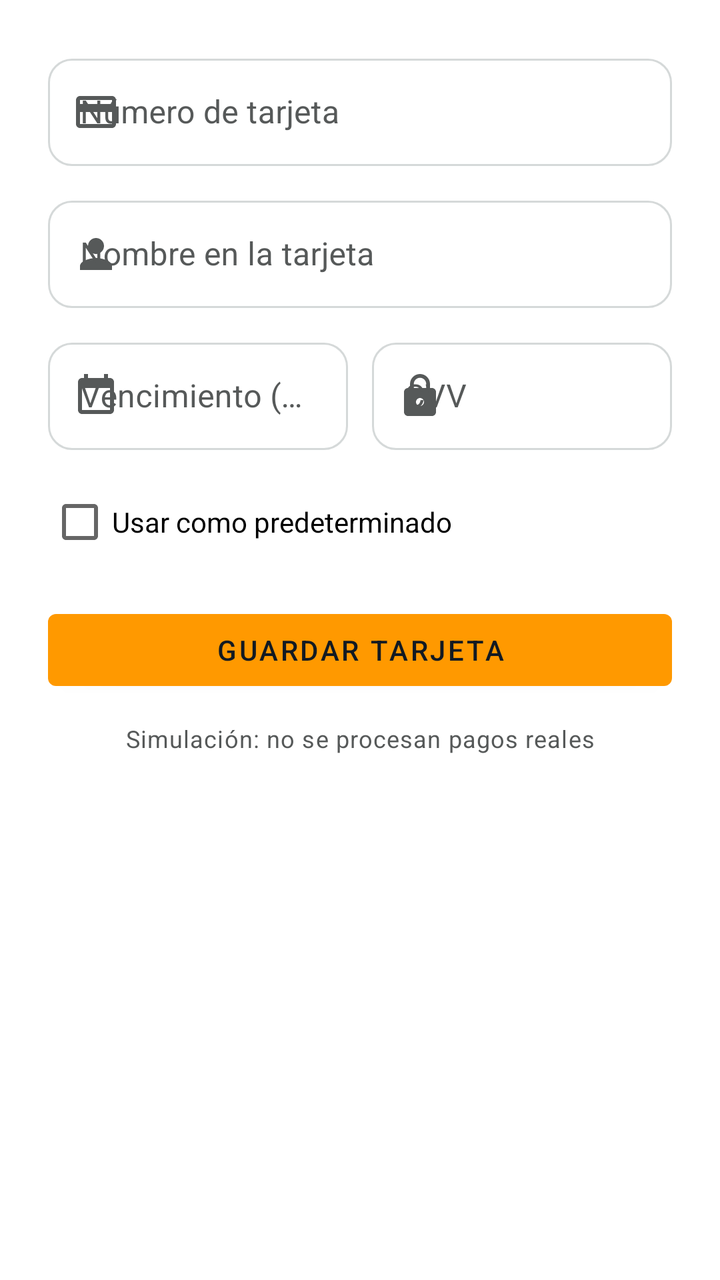
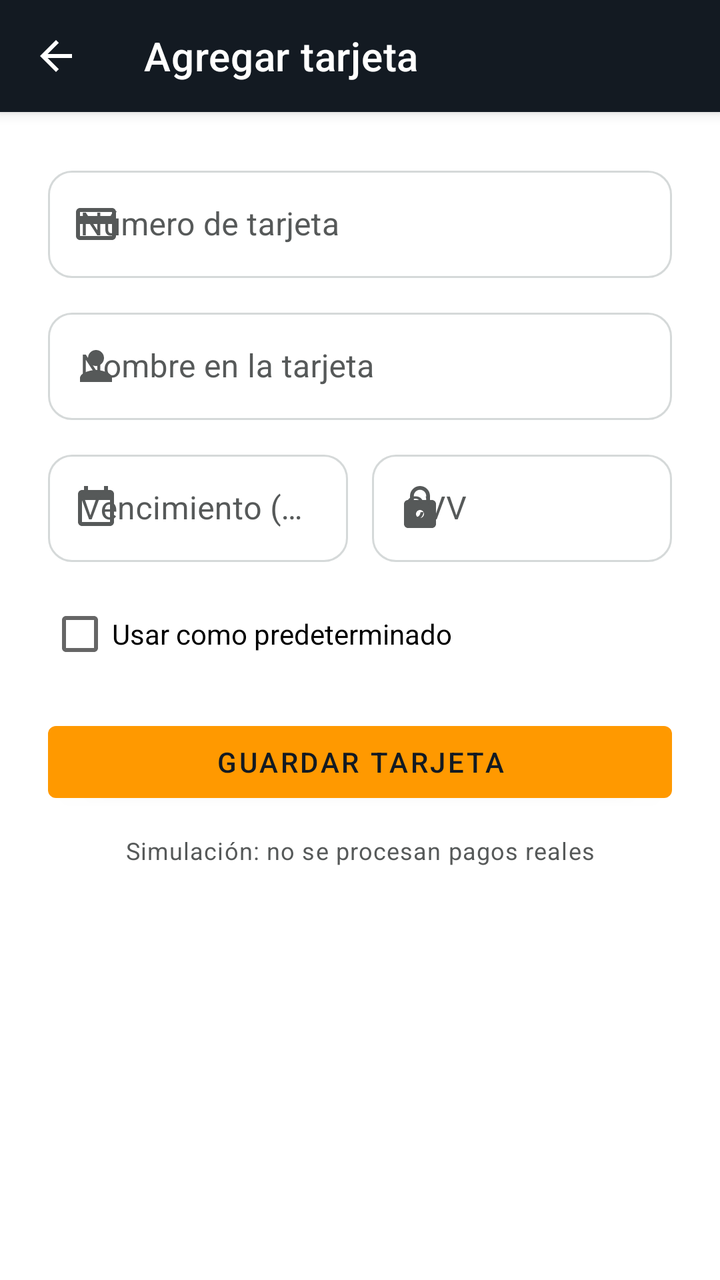

Screens rendered from an Android XML layout before and after an edit, with the pre-edit source and the edit as a unified diff.
<!-- AndroidManifest.xml: application theme Theme.Reboot -->
<!-- res/layout/fragment_agregar_tarjeta.xml -->
<?xml version="1.0" encoding="utf-8"?>
<androidx.core.widget.NestedScrollView xmlns:android="http://schemas.android.com/apk/res/android"
    xmlns:app="http://schemas.android.com/apk/res-auto"
    android:layout_width="match_parent"
    android:layout_height="match_parent"
    android:background="@color/reboot_fondo">

    <androidx.constraintlayout.widget.ConstraintLayout
        android:layout_width="match_parent"
        android:layout_height="wrap_content"
        android:padding="24dp">

        <com.google.android.material.textfield.TextInputLayout
            android:id="@+id/contenedorNumero"
            style="@style/Widget.Reboot.TextInputLayout.OutlinedBox"
            android:layout_width="match_parent"
            android:layout_height="wrap_content"
            android:hint="@string/metodos_pago_campo_numero"
            app:startIconDrawable="@drawable/ic_credit_card"
            app:layout_constraintTop_toTopOf="parent">

            <com.google.android.material.textfield.TextInputEditText
                android:id="@+id/campoNumero"
                android:layout_width="match_parent"
                android:layout_height="wrap_content"
                android:paddingTop="16dp"
                android:paddingBottom="16dp"
                android:inputType="number"
                android:maxLength="16" />
        </com.google.android.material.textfield.TextInputLayout>

        <com.google.android.material.textfield.TextInputLayout
            android:id="@+id/contenedorNombreTarjeta"
            style="@style/Widget.Reboot.TextInputLayout.OutlinedBox"
            android:layout_width="match_parent"
            android:layout_height="wrap_content"
            android:layout_marginTop="12dp"
            android:hint="@string/metodos_pago_campo_nombre_tarjeta"
            app:startIconDrawable="@drawable/ic_person"
            app:layout_constraintTop_toBottomOf="@id/contenedorNumero">

            <com.google.android.material.textfield.TextInputEditText
                android:id="@+id/campoNombreTarjeta"
                android:layout_width="match_parent"
                android:layout_height="wrap_content"
                android:paddingTop="16dp"
                android:paddingBottom="16dp"
                android:inputType="textPersonName|textCapWords" />
        </com.google.android.material.textfield.TextInputLayout>

        <com.google.android.material.textfield.TextInputLayout
            android:id="@+id/contenedorVencimiento"
            style="@style/Widget.Reboot.TextInputLayout.OutlinedBox"
            android:layout_width="0dp"
            android:layout_height="wrap_content"
            android:layout_marginTop="12dp"
            android:hint="@string/metodos_pago_campo_vencimiento"
            app:startIconDrawable="@drawable/ic_calendar"
            app:layout_constraintEnd_toStartOf="@id/contenedorCvv"
            app:layout_constraintStart_toStartOf="parent"
            app:layout_constraintTop_toBottomOf="@id/contenedorNombreTarjeta">

            <com.google.android.material.textfield.TextInputEditText
                android:id="@+id/campoVencimiento"
                android:layout_width="match_parent"
                android:layout_height="wrap_content"
                android:paddingTop="16dp"
                android:paddingBottom="16dp"
                android:inputType="text"
                android:maxLength="5" />
        </com.google.android.material.textfield.TextInputLayout>

        <com.google.android.material.textfield.TextInputLayout
            android:id="@+id/contenedorCvv"
            style="@style/Widget.Reboot.TextInputLayout.OutlinedBox"
            android:layout_width="0dp"
            android:layout_height="wrap_content"
            android:layout_marginStart="12dp"
            android:layout_marginTop="12dp"
            android:hint="@string/pago_cvv"
            app:startIconDrawable="@drawable/ic_lock"
            app:layout_constraintEnd_toEndOf="parent"
            app:layout_constraintStart_toEndOf="@id/contenedorVencimiento"
            app:layout_constraintTop_toBottomOf="@id/contenedorNombreTarjeta">

            <com.google.android.material.textfield.TextInputEditText
                android:id="@+id/campoCvv"
                android:layout_width="match_parent"
                android:layout_height="wrap_content"
                android:paddingTop="16dp"
                android:paddingBottom="16dp"
                android:inputType="numberPassword"
                android:maxLength="3" />
        </com.google.android.material.textfield.TextInputLayout>

        <CheckBox
            android:id="@+id/casillaPredeterminado"
            android:layout_width="match_parent"
            android:layout_height="wrap_content"
            android:layout_marginTop="12dp"
            android:text="@string/metodos_pago_campo_predeterminado"
            app:layout_constraintTop_toBottomOf="@id/contenedorVencimiento" />

        <ProgressBar
            android:id="@+id/indicadorCarga"
            android:layout_width="wrap_content"
            android:layout_height="wrap_content"
            android:layout_marginTop="12dp"
            android:visibility="gone"
            app:layout_constraintEnd_toEndOf="parent"
            app:layout_constraintStart_toStartOf="parent"
            app:layout_constraintTop_toBottomOf="@id/casillaPredeterminado" />

        <com.google.android.material.button.MaterialButton
            android:id="@+id/botonGuardar"
            style="@style/Widget.Reboot.Boton"
            android:layout_width="match_parent"
            android:layout_height="wrap_content"
            android:layout_marginTop="16dp"
            android:text="@string/metodos_pago_boton_guardar"
            app:layout_constraintTop_toBottomOf="@id/indicadorCarga" />

        <TextView
            android:id="@+id/textoSimulacion"
            android:layout_width="match_parent"
            android:layout_height="wrap_content"
            android:layout_marginTop="12dp"
            android:gravity="center"
            android:text="@string/metodos_pago_footer_simulacion"
            android:textAppearance="@style/TextAppearance.Reboot.Cuerpo"
            android:textSize="12sp"
            app:layout_constraintTop_toBottomOf="@id/botonGuardar" />

    </androidx.constraintlayout.widget.ConstraintLayout>
</androidx.core.widget.NestedScrollView>
<!-- resources referenced by this layout -->
<resources>
  <color name="reboot_fondo">#FFFFFF</color>
  <!-- drawable ic_calendar (drawable) -->
  <vector xmlns:android="http://schemas.android.com/apk/res/android"
      android:width="24dp"
      android:height="24dp"
      android:viewportWidth="24"
      android:viewportHeight="24">
      <path
          android:fillColor="#FF000000"
          android:pathData="M19,3h-1V1h-2v2H8V1H6v2H5c-1.11,0 -1.99,0.9 -1.99,2L3,19c0,1.1 0.89,2 2,2h14c1.1,0 2,-0.9 2,-2V5c0,-1.1 -0.9,-2 -2,-2zm0,16H5V8h14v11z" />
  </vector>
  <!-- drawable ic_credit_card (drawable) -->
  <vector xmlns:android="http://schemas.android.com/apk/res/android"
      android:width="24dp"
      android:height="24dp"
      android:viewportWidth="24"
      android:viewportHeight="24">
      <path
          android:fillColor="#FF000000"
          android:pathData="M20,4H4c-1.11,0 -1.99,0.89 -1.99,2L2,18c0,1.11 0.89,2 2,2h16c1.11,0 2,-0.89 2,-2V6c0,-1.11 -0.89,-2 -2,-2zm0,14H4v-6h16v6zm0,-10H4V6h16v2z" />
  </vector>
  <!-- drawable ic_person (drawable) -->
  <vector xmlns:android="http://schemas.android.com/apk/res/android"
      android:width="24dp"
      android:height="24dp"
      android:viewportWidth="24"
      android:viewportHeight="24">
      <path
          android:fillColor="#FF000000"
          android:pathData="M12,12c2.21,0 4,-1.79 4,-4s-1.79,-4 -4,-4 -4,1.79 -4,4 1.79,4 4,4zM12,14c-2.67,0 -8,1.34 -8,4v2h16v-2c0,-2.66 -5.33,-4 -8,-4z" />
  </vector>
  <string name="metodos_pago_boton_guardar">Guardar tarjeta</string>
  <string name="metodos_pago_campo_nombre_tarjeta">Nombre en la tarjeta</string>
  <string name="metodos_pago_campo_numero">Número de tarjeta</string>
  <string name="metodos_pago_campo_predeterminado">Usar como predeterminado</string>
  <string name="metodos_pago_campo_vencimiento">Vencimiento (MM/AA)</string>
  <string name="metodos_pago_footer_simulacion">Simulación: no se procesan pagos reales</string>
  <string name="pago_cvv">CVV</string>
  <style name="TextAppearance.Reboot.Cuerpo" parent="TextAppearance.MaterialComponents.Body1">
          <item name="android:textColor">@color/reboot_texto_secundario</item>
      </style>
  <style name="Widget.Reboot.Boton" parent="Widget.MaterialComponents.Button">
          <item name="backgroundTint">@color/reboot_acento</item>
          <item name="android:textColor">@color/reboot_texto_sobre_acento</item>
      </style>
  <style name="Theme.Reboot" parent="Base.Theme.Reboot" />
  <color name="reboot_texto_secundario">#565959</color>
  <color name="reboot_acento">#FF9900</color>
  <color name="reboot_texto_sobre_acento">#131A22</color>
  <color name="reboot_error">#D13212</color>
  <color name="reboot_header">#131A22</color>
  <color name="white">#FFFFFFFF</color>
  <style name="Widget.Reboot.TextInputEditText" parent="Widget.MaterialComponents.TextInputEditText.OutlinedBox">
          <item name="android:paddingTop">16dp</item>
          <item name="android:paddingBottom">16dp</item>
      </style>
  <!-- unchanged entries left out for length: 3 -->
</resources>

<!-- the commit's change to res/layout/fragment_agregar_tarjeta.xml (unified diff, before → after) -->
@@ -1,135 +1,157 @@
 <?xml version="1.0" encoding="utf-8"?>
-<androidx.core.widget.NestedScrollView xmlns:android="http://schemas.android.com/apk/res/android"
+<androidx.constraintlayout.widget.ConstraintLayout xmlns:android="http://schemas.android.com/apk/res/android"
     xmlns:app="http://schemas.android.com/apk/res-auto"
     android:layout_width="match_parent"
     android:layout_height="match_parent"
     android:background="@color/reboot_fondo">
 
-    <androidx.constraintlayout.widget.ConstraintLayout
-        android:layout_width="match_parent"
+    <com.google.android.material.appbar.MaterialToolbar
+        android:id="@+id/toolbar"
+        style="@style/Widget.Reboot.Toolbar"
+        android:layout_width="0dp"
         android:layout_height="wrap_content"
-        android:padding="24dp">
+        app:title="@string/metodos_pago_agregar_titulo"
+        app:navigationIcon="@drawable/ic_arrow_back"
+        app:layout_constraintTop_toTopOf="parent"
+        app:layout_constraintStart_toStartOf="parent"
+        app:layout_constraintEnd_toEndOf="parent" />
 
-        <com.google.android.material.textfield.TextInputLayout
-            android:id="@+id/contenedorNumero"
-            style="@style/Widget.Reboot.TextInputLayout.OutlinedBox"
+    <androidx.core.widget.NestedScrollView
+        android:layout_width="0dp"
+        android:layout_height="0dp"
+        android:background="@color/reboot_fondo"
+        app:layout_constraintTop_toBottomOf="@id/toolbar"
+        app:layout_constraintBottom_toBottomOf="parent"
+        app:layout_constraintStart_toStartOf="parent"
+        app:layout_constraintEnd_toEndOf="parent">
+
+        <androidx.constraintlayout.widget.ConstraintLayout
             android:layout_width="match_parent"
             android:layout_height="wrap_content"
-            android:hint="@string/metodos_pago_campo_numero"
-            app:startIconDrawable="@drawable/ic_credit_card"
-            app:layout_constraintTop_toTopOf="parent">
+            android:padding="24dp">
 
-            <com.google.android.material.textfield.TextInputEditText
-                android:id="@+id/campoNumero"
+            <com.google.android.material.textfield.TextInputLayout
+                android:id="@+id/contenedorNumero"
+                style="@style/Widget.Reboot.TextInputLayout.OutlinedBox"
                 android:layout_width="match_parent"
                 android:layout_height="wrap_content"
-                android:paddingTop="16dp"
-                android:paddingBottom="16dp"
-                android:inputType="number"
-                android:maxLength="16" />
-        </com.google.android.material.textfield.TextInputLayout>
+                android:hint="@string/metodos_pago_campo_numero"
+                app:startIconDrawable="@drawable/ic_credit_card"
+                app:layout_constraintTop_toTopOf="parent">
 
-        <com.google.android.material.textfield.TextInputLayout
-            android:id="@+id/contenedorNombreTarjeta"
-            style="@style/Widget.Reboot.TextInputLayout.OutlinedBox"
-            android:layout_width="match_parent"
-            android:layout_height="wrap_content"
-            android:layout_marginTop="12dp"
-            android:hint="@string/metodos_pago_campo_nombre_tarjeta"
-            app:startIconDrawable="@drawable/ic_person"
-            app:layout_constraintTop_toBottomOf="@id/contenedorNumero">
+                <com.google.android.material.textfield.TextInputEditText
+                    android:id="@+id/campoNumero"
+                    android:layout_width="match_parent"
+                    android:layout_height="wrap_content"
+                    android:paddingTop="16dp"
+                    android:paddingBottom="16dp"
+                    android:inputType="number"
+                    android:maxLength="16" />
+            </com.google.android.material.textfield.TextInputLayout>
 
-            <com.google.android.material.textfield.TextInputEditText
-                android:id="@+id/campoNombreTarjeta"
+            <com.google.android.material.textfield.TextInputLayout
+                android:id="@+id/contenedorNombreTarjeta"
+                style="@style/Widget.Reboot.TextInputLayout.OutlinedBox"
                 android:layout_width="match_parent"
                 android:layout_height="wrap_content"
-                android:paddingTop="16dp"
-                android:paddingBottom="16dp"
-                android:inputType="textPersonName|textCapWords" />
-        </com.google.android.material.textfield.TextInputLayout>
+                android:layout_marginTop="12dp"
+                android:hint="@string/metodos_pago_campo_nombre_tarjeta"
+                app:startIconDrawable="@drawable/ic_person"
+                app:layout_constraintTop_toBottomOf="@id/contenedorNumero">
 
-        <com.google.android.material.textfield.TextInputLayout
-            android:id="@+id/contenedorVencimiento"
-            style="@style/Widget.Reboot.TextInputLayout.OutlinedBox"
-            android:layout_width="0dp"
-            android:layout_height="wrap_content"
-            android:layout_marginTop="12dp"
-            android:hint="@string/metodos_pago_campo_vencimiento"
-            app:startIconDrawable="@drawable/ic_calendar"
-            app:layout_constraintEnd_toStartOf="@id/contenedorCvv"
-            app:layout_constraintStart_toStartOf="parent"
-            app:layout_constraintTop_toBottomOf="@id/contenedorNombreTarjeta">
+                <com.google.android.material.textfield.TextInputEditText
+                    android:id="@+id/campoNombreTarjeta"
+                    android:layout_width="match_parent"
+                    android:layout_height="wrap_content"
+                    android:paddingTop="16dp"
+                    android:paddingBottom="16dp"
+                    android:inputType="textPersonName|textCapWords" />
+            </com.google.android.material.textfield.TextInputLayout>
 
-            <com.google.android.material.textfield.TextInputEditText
-                android:id="@+id/campoVencimiento"
+            <com.google.android.material.textfield.TextInputLayout
+                android:id="@+id/contenedorVencimiento"
+                style="@style/Widget.Reboot.TextInputLayout.OutlinedBox"
+                android:layout_width="0dp"
+                android:layout_height="wrap_content"
+                android:layout_marginTop="12dp"
+                android:hint="@string/metodos_pago_campo_vencimiento"
+                app:startIconDrawable="@drawable/ic_calendar"
+                app:layout_constraintEnd_toStartOf="@id/contenedorCvv"
+                app:layout_constraintStart_toStartOf="parent"
+                app:layout_constraintTop_toBottomOf="@id/contenedorNombreTarjeta">
+
+                <com.google.android.material.textfield.TextInputEditText
+                    android:id="@+id/campoVencimiento"
+                    android:layout_width="match_parent"
+                    android:layout_height="wrap_content"
+                    android:paddingTop="16dp"
+                    android:paddingBottom="16dp"
+                    android:inputType="text"
+                    android:maxLength="5" />
+            </com.google.android.material.textfield.TextInputLayout>
+
+            <com.google.android.material.textfield.TextInputLayout
+                android:id="@+id/contenedorCvv"
+                style="@style/Widget.Reboot.TextInputLayout.OutlinedBox"
+                android:layout_width="0dp"
+                android:layout_height="wrap_content"
+                android:layout_marginStart="12dp"
+                android:layout_marginTop="12dp"
+                android:hint="@string/pago_cvv"
+                app:startIconDrawable="@drawable/ic_lock"
+                app:layout_constraintEnd_toEndOf="parent"
+                app:layout_constraintStart_toEndOf="@id/contenedorVencimiento"
+                app:layout_constraintTop_toBottomOf="@id/contenedorNombreTarjeta">
+
+                <com.google.android.material.textfield.TextInputEditText
+                    android:id="@+id/campoCvv"
+                    android:layout_width="match_parent"
+                    android:layout_height="wrap_content"
+                    android:paddingTop="16dp"
+                    android:paddingBottom="16dp"
+                    android:inputType="numberPassword"
+                    android:maxLength="3" />
+            </com.google.android.material.textfield.TextInputLayout>
+
+            <CheckBox
+                android:id="@+id/casillaPredeterminado"
                 android:layout_width="match_parent"
                 android:layout_height="wrap_content"
-                android:paddingTop="16dp"
-                android:paddingBottom="16dp"
-                android:inputType="text"
-                android:maxLength="5" />
-        </com.google.android.material.textfield.TextInputLayout>
+                android:layout_marginTop="12dp"
+                android:text="@string/metodos_pago_campo_predeterminado"
+                app:layout_constraintTop_toBottomOf="@id/contenedorVencimiento" />
 
-        <com.google.android.material.textfield.TextInputLayout
-            android:id="@+id/contenedorCvv"
-            style="@style/Widget.Reboot.TextInputLayout.OutlinedBox"
-            android:layout_width="0dp"
-            android:layout_height="wrap_content"
-            android:layout_marginStart="12dp"
-            android:layout_marginTop="12dp"
-            android:hint="@string/pago_cvv"
-            app:startIconDrawable="@drawable/ic_lock"
-            app:layout_constraintEnd_toEndOf="parent"
-            app:layout_constraintStart_toEndOf="@id/contenedorVencimiento"
-            app:layout_constraintTop_toBottomOf="@id/contenedorNombreTarjeta">
+            <ProgressBar
+                android:id="@+id/indicadorCarga"
+                android:layout_width="wrap_content"
+                android:layout_height="wrap_content"
+                android:layout_marginTop="12dp"
+                android:visibility="gone"
+                app:layout_constraintEnd_toEndOf="parent"
+                app:layout_constraintStart_toStartOf="parent"
+                app:layout_constraintTop_toBottomOf="@id/casillaPredeterminado" />
 
-            <com.google.android.material.textfield.TextInputEditText
-                android:id="@+id/campoCvv"
+            <com.google.android.material.button.MaterialButton
+                android:id="@+id/botonGuardar"
+                style="@style/Widget.Reboot.Boton"
                 android:layout_width="match_parent"
                 android:layout_height="wrap_content"
-                android:paddingTop="16dp"
-                android:paddingBottom="16dp"
-                android:inputType="numberPassword"
-                android:maxLength="3" />
-        </com.google.android.material.textfield.TextInputLayout>
+                android:layout_marginTop="16dp"
+                android:text="@string/metodos_pago_boton_guardar"
+                app:layout_constraintTop_toBottomOf="@id/indicadorCarga" />
 
-        <CheckBox
-            android:id="@+id/casillaPredeterminado"
-            android:layout_width="match_parent"
-            android:layout_height="wrap_content"
-            android:layout_marginTop="12dp"
-            android:text="@string/metodos_pago_campo_predeterminado"
-            app:layout_constraintTop_toBottomOf="@id/contenedorVencimiento" />
+            <TextView
+                android:id="@+id/textoSimulacion"
+                android:layout_width="match_parent"
+                android:layout_height="wrap_content"
+                android:layout_marginTop="12dp"
+                android:gravity="center"
+                android:text="@string/metodos_pago_footer_simulacion"
+                android:textAppearance="@style/TextAppearance.Reboot.Cuerpo"
+                android:textSize="12sp"
+                app:layout_constraintTop_toBottomOf="@id/botonGuardar" />
 
-        <ProgressBar
-            android:id="@+id/indicadorCarga"
-            android:layout_width="wrap_content"
-            android:layout_height="wrap_content"
-            android:layout_marginTop="12dp"
-            android:visibility="gone"
-            app:layout_constraintEnd_toEndOf="parent"
-            app:layout_constraintStart_toStartOf="parent"
-            app:layout_constraintTop_toBottomOf="@id/casillaPredeterminado" />
+        </androidx.constraintlayout.widget.ConstraintLayout>
+    </androidx.core.widget.NestedScrollView>
 
-        <com.google.android.material.button.MaterialButton
-            android:id="@+id/botonGuardar"
-            style="@style/Widget.Reboot.Boton"
-            android:layout_width="match_parent"
-            android:layout_height="wrap_content"
-            android:layout_marginTop="16dp"
-            android:text="@string/metodos_pago_boton_guardar"
-            app:layout_constraintTop_toBottomOf="@id/indicadorCarga" />
-
-        <TextView
-            android:id="@+id/textoSimulacion"
-            android:layout_width="match_parent"
-            android:layout_height="wrap_content"
-            android:layout_marginTop="12dp"
-            android:gravity="center"
-            android:text="@string/metodos_pago_footer_simulacion"
-            android:textAppearance="@style/TextAppearance.Reboot.Cuerpo"
-            android:textSize="12sp"
-            app:layout_constraintTop_toBottomOf="@id/botonGuardar" />
-
-    </androidx.constraintlayout.widget.ConstraintLayout>
-</androidx.core.widget.NestedScrollView>
+</androidx.constraintlayout.widget.ConstraintLayout>
<!-- resource entries referenced after the edit -->
@@ -1,6 +1,19 @@
 <!-- resources referenced by this layout -->
 <resources>
   <color name="reboot_fondo">#FFFFFF</color>
+  <!-- drawable ic_arrow_back (drawable) -->
+  <?xml version="1.0" encoding="utf-8"?>
+  <vector xmlns:android="http://schemas.android.com/apk/res/android"
+      android:width="24dp"
+      android:height="24dp"
+      android:viewportWidth="24"
+      android:viewportHeight="24"
+      android:tint="?attr/colorControlNormal"
+      android:autoMirrored="true">
+      <path
+          android:fillColor="@color/white"
+          android:pathData="M20,11H7.83l5.59,-5.59L12,4l-8,8 8,8 1.41,-1.41L7.83,13H20v-2z" />
+  </vector>
   <!-- drawable ic_calendar (drawable) -->
   <vector xmlns:android="http://schemas.android.com/apk/res/android"
       android:width="24dp"
@@ -31,6 +44,7 @@
           android:fillColor="#FF000000"
           android:pathData="M12,12c2.21,0 4,-1.79 4,-4s-1.79,-4 -4,-4 -4,1.79 -4,4 1.79,4 4,4zM12,14c-2.67,0 -8,1.34 -8,4v2h16v-2c0,-2.66 -5.33,-4 -8,-4z" />
   </vector>
+  <string name="metodos_pago_agregar_titulo">Agregar tarjeta</string>
   <string name="metodos_pago_boton_guardar">Guardar tarjeta</string>
   <string name="metodos_pago_campo_nombre_tarjeta">Nombre en la tarjeta</string>
   <string name="metodos_pago_campo_numero">Número de tarjeta</string>
@@ -44,6 +58,13 @@
   <style name="Widget.Reboot.Boton" parent="Widget.MaterialComponents.Button">
           <item name="backgroundTint">@color/reboot_acento</item>
           <item name="android:textColor">@color/reboot_texto_sobre_acento</item>
+      </style>
+  <style name="Widget.Reboot.Toolbar" parent="Widget.MaterialComponents.Toolbar.Primary">
+          <item name="android:background">@color/reboot_header</item>
+          <item name="titleTextColor">@color/white</item>
+          <item name="navigationIconTint">@color/white</item>
+          <item name="android:layout_height">wrap_content</item>
+          <item name="android:minHeight">?attr/actionBarSize</item>
       </style>
   <style name="Theme.Reboot" parent="Base.Theme.Reboot" />
   <color name="reboot_texto_secundario">#565959</color>
